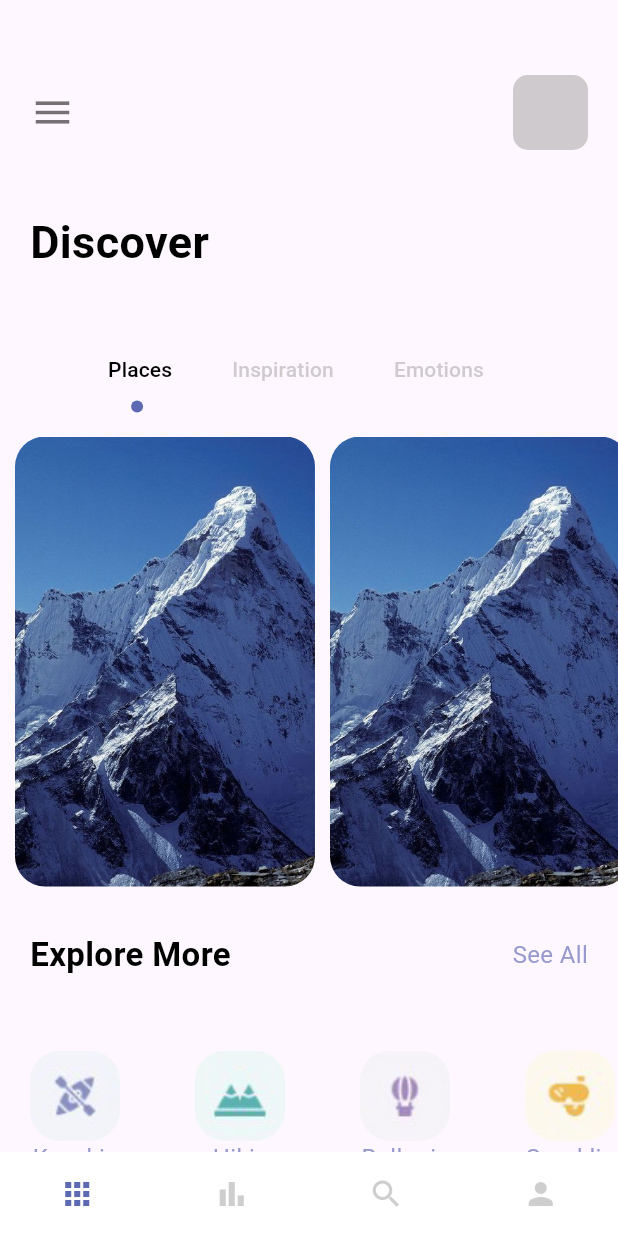
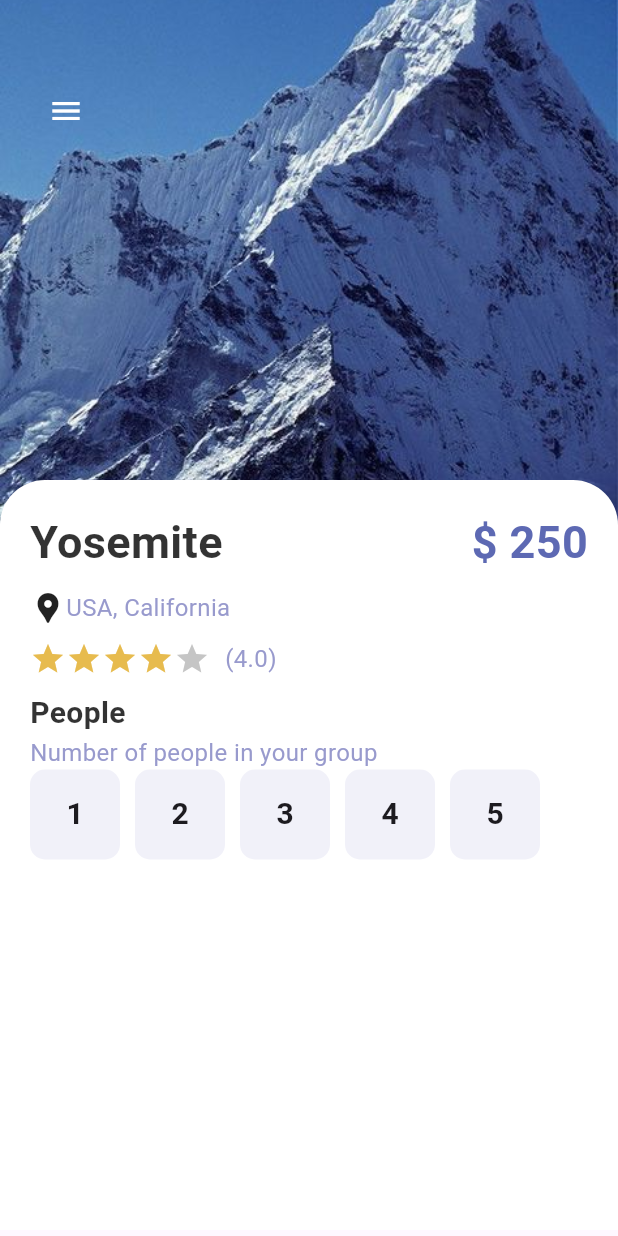
Before and after one commit to zeph1re/TravelApp, a Flutter app: the screen it shows after launch, on a phone screen of 412 x 824 dp. Run offline on Flutter 3.47's test engine with Material 2 defaults, Android fonts, the phone set to English and light mode, and no system bars.

Commit message:
detail page app

```diff
--- a/lib/main.dart
+++ b/lib/main.dart
@@ -1,5 +1,6 @@
 import 'package:flutter/material.dart';
-import 'package:travel_app/pages/navpages/main_page.dart';
+import 'package:travel_app/pages/detail_page.dart';
+// import 'package:travel_app/pages/navpages/main_page.dart';
 // import 'package:travel_app/pages/welcome_page.dart';
 
 void main() {
@@ -20,7 +21,7 @@ class MyApp extends StatelessWidget {
         colorScheme: ColorScheme.fromSeed(seedColor: Colors.deepPurple),
         useMaterial3: true,
       ),
-      home: const MainPage(),
+      home: const DetailPage(),
     );
   }
 }
--- /dev/null
+++ b/lib/pages/detail_page.dart
@@ -0,0 +1,143 @@
+import 'package:flutter/material.dart';
+import 'package:travel_app/misc/colors.dart';
+import 'package:travel_app/widgets/app_large_text.dart';
+
+import '../widgets/app_text.dart';
+
+class DetailPage extends StatefulWidget {
+  const DetailPage({super.key});
+
+  @override
+  State<DetailPage> createState() => _DetailPageState();
+}
+
+class _DetailPageState extends State<DetailPage> {
+  int gottenStars = 4;
+  @override
+  Widget build(BuildContext context) {
+    return Scaffold(
+        body: Container(
+      width: double.maxFinite,
+      height: double.maxFinite,
+      child: Stack(
+        children: [
+          Positioned(
+            left: 0,
+            top: 0,
+            right: 0,
+            child: Container(
+              width: double.maxFinite,
+              height: 400,
+              decoration: BoxDecoration(
+                  image: DecorationImage(
+                      image: AssetImage("img/mountain.jpeg"),
+                      fit: BoxFit.fitWidth)),
+            ),
+          ),
+          Positioned(
+              left: 20,
+              top: 50,
+              child: Row(
+                children: [
+                  IconButton(
+                    onPressed: () {},
+                    icon: Icon(Icons.menu),
+                    color: Colors.white,
+                  )
+                ],
+              )),
+          Positioned(
+              top: 320,
+              child: Container(
+                padding: EdgeInsets.only(left: 20, right: 20, top: 20),
+                height: 500,
+                width: MediaQuery.of(context).size.width,
+                decoration: BoxDecoration(
+                    color: Colors.white,
+                    borderRadius: BorderRadius.only(
+                        topLeft: Radius.circular(30),
+                        topRight: Radius.circular(30))),
+                child: Column(
+                    crossAxisAlignment: CrossAxisAlignment.start,
+                    children: [
+                      Row(
+                        mainAxisAlignment: MainAxisAlignment.spaceBetween,
+                        children: [
+                          AppLargeText(
+                            text: "Yosemite",
+                            color: Colors.black45.withOpacity(0.8),
+                          ),
+                          AppLargeText(
+                            text: "\$ 250",
+                            color: AppColors.mainColor,
+                          )
+                        ],
+                      ),
+                      SizedBox(
+                        height: 10,
+                      ),
+                      Row(
+                        children: [
+                          Icon(Icons.location_pin),
+                          AppText(
+                              text: "USA, California",
+                              color: AppColors.textColor1)
+                        ],
+                      ),
+                      SizedBox(
+                        height: 10,
+                      ),
+                      Row(
+                        children: [
+                          Wrap(
+                            children: List.generate(
+                                5,
+                                (index) => Icon(
+                                      Icons.star,
+                                      color: gottenStars > index
+                                          ? AppColors.starColor
+                                          : Colors.grey.withOpacity(0.6),
+                                    )),
+                          ),
+                          SizedBox(
+                            width: 10,
+                          ),
+                          AppText(text: "(4.0)", color: AppColors.textColor1)
+                        ],
+                      ),
+                      SizedBox(
+                        height: 10,
+                      ),
+                      AppLargeText(
+                        text: "People",
+                        color: Colors.black.withOpacity(0.8),
+                        size: 20,
+                      ),
+                      AppText(
+                        text: "Number of people in your group",
+                        color: AppColors.textColor1,
+                      ),
+                      Wrap(
+                        children: List.generate(
+                            5,
+                            (index) => Container(
+                                  alignment: Alignment.center,
+                                  width: 60,
+                                  height: 60,
+                                  margin: EdgeInsets.only(right: 10),
+                                  decoration: BoxDecoration(
+                                      borderRadius: BorderRadius.circular(10),
+                                      color: AppColors.buttonBackground),
+                                  child: Text("${index + 1}",
+                                      style: TextStyle(
+                                          fontWeight: FontWeight.bold,
+                                          fontSize: 20)),
+                                )),
+                      )
+                    ]),
+              )),
+        ],
+      ),
+    ));
+  }
+}
--- a/lib/pages/navpages/home_page.dart
+++ b/lib/pages/navpages/home_page.dart
@@ -22,12 +22,11 @@ class _HomePageState extends State<HomePage> with TickerProviderStateMixin {
   Widget build(BuildContext context) {
     TabController tabController = TabController(length: 3, vsync: this);
     return Scaffold(
-      body: ListView(children: [
-        Column(
+      body: Column(
         crossAxisAlignment: CrossAxisAlignment.start,
         children: [
           Container(
-              padding: const EdgeInsets.only(top: 50, left: 20),
+            padding: const EdgeInsets.only(top: 60, left: 20),
             child: Row(
               children: [
                 const Icon(Icons.menu, size: 30, color: Colors.black54),
@@ -44,7 +43,7 @@ class _HomePageState extends State<HomePage> with TickerProviderStateMixin {
             ),
           ),
           const SizedBox(
-              height: 40,
+            height: 20,
           ),
           Container(
             margin: const EdgeInsets.only(left: 20),
@@ -53,7 +52,7 @@ class _HomePageState extends State<HomePage> with TickerProviderStateMixin {
             ),
           ),
           const SizedBox(
-              height: 40,
+            height: 20,
           ),
           //Tab Bar
           Container(
@@ -66,8 +65,8 @@ class _HomePageState extends State<HomePage> with TickerProviderStateMixin {
                   isScrollable: true,
                   indicatorSize: TabBarIndicatorSize.label,
                   dividerColor: Colors.transparent,
-                    indicator: CircleTabIndicator(
-                        color: AppColors.mainColor, radius: 4),
+                  indicator:
+                      CircleTabIndicator(color: AppColors.mainColor, radius: 4),
                   controller: tabController,
                   tabs: [
                     const Tab(
@@ -135,7 +134,7 @@ class _HomePageState extends State<HomePage> with TickerProviderStateMixin {
             height: 30,
           ),
           Container(
-                height: 120,
+              height: 150,
               width: double.maxFinite,
               // decoration: BoxDecoration(color: Colors.red),
               child: ListView.builder(
@@ -167,7 +166,6 @@ class _HomePageState extends State<HomePage> with TickerProviderStateMixin {
               ))
         ],
       ),
-      ]),
     );
   }
 }
```
Also changed, not shown: lib/pages/login_page.dart (deleted), lib/pages/register_page.dart (deleted). Lines whose indentation alone changed are shown as unchanged.
